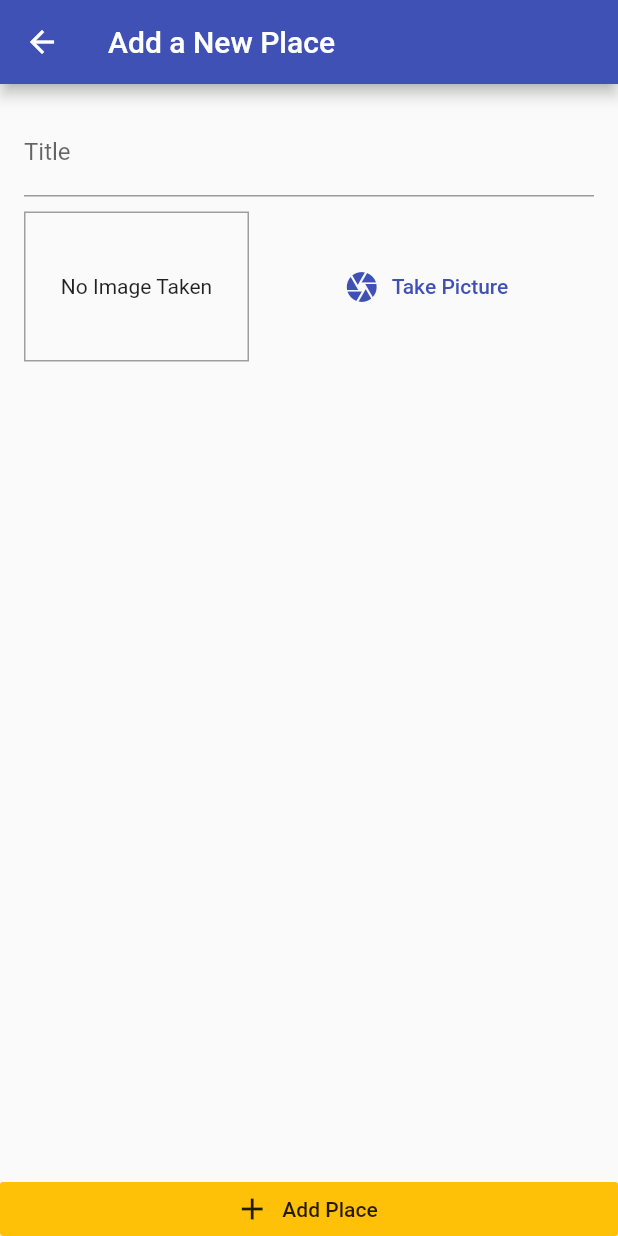
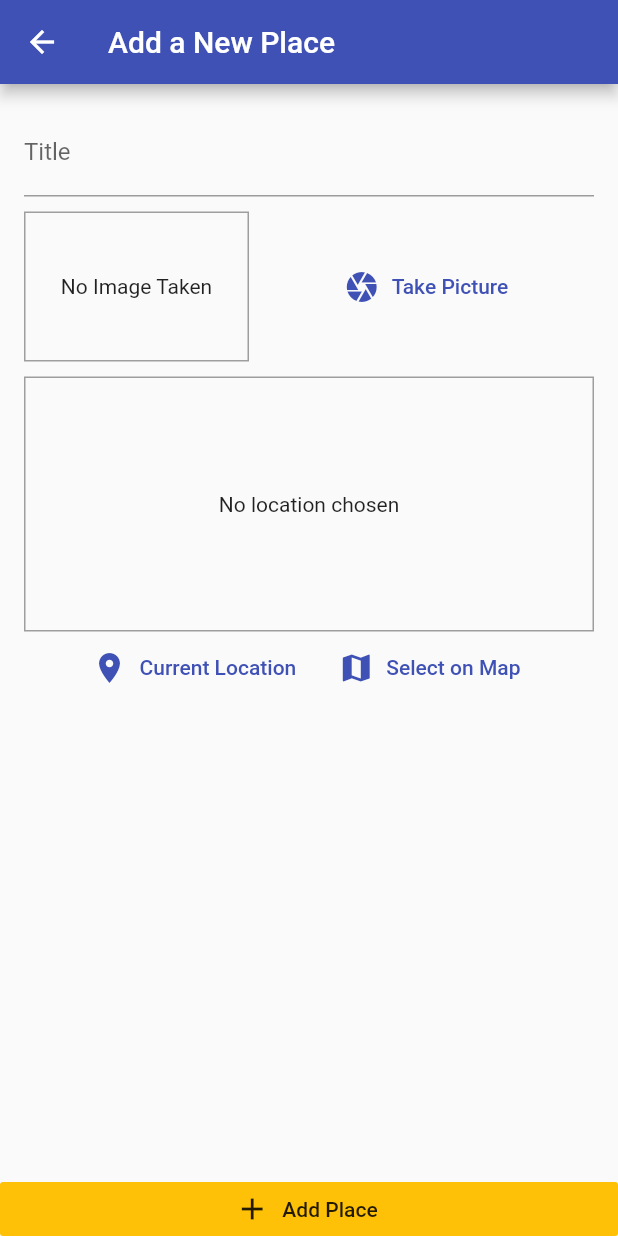
Before and after one commit to gramme01/great_places, a Flutter app: the AddPlaceScreen screen opened by its route, on a phone screen of 412 x 824 dp. Run offline on Flutter 3.47's test engine with Material 2 defaults, Android fonts, the phone set to English and light mode, and no system bars; our stand-ins replace image_picker, sqflite; accounts and stored records are empty.

Commit message:
Adds location package and loaction inout widget

```diff
--- a/lib/screens/add_place_screen.dart
+++ b/lib/screens/add_place_screen.dart
@@ -4,6 +4,7 @@ import 'package:flutter/material.dart';
 import 'package:provider/provider.dart';
 
 import '../widgets/image_input.dart';
+import '../widgets/location_input.dart';
 import '../providers/great_places.dart';
 
 class AddPlaceScreen extends StatefulWidget {
@@ -51,6 +52,8 @@ class _AddPlaceScreenState extends State<AddPlaceScreen> {
                     ),
                     SizedBox(height: 10.0),
                     ImageInput(_selectImage),
+                    SizedBox(height: 10.0),
+                    LocationInput(),
                   ],
                 ),
               ),
--- /dev/null
+++ b/lib/widgets/location_input.dart
@@ -0,0 +1,52 @@
+import 'package:flutter/material.dart';
+
+class LocationInput extends StatefulWidget {
+  @override
+  _LocationInputState createState() => _LocationInputState();
+}
+
+class _LocationInputState extends State<LocationInput> {
+  String _previewImageUrl;
+
+  @override
+  Widget build(BuildContext context) {
+    return Column(
+      children: <Widget>[
+        Container(
+          alignment: Alignment.center,
+          height: 170,
+          width: double.infinity,
+          decoration:
+              BoxDecoration(border: Border.all(width: 1.0, color: Colors.grey)),
+          child: _previewImageUrl == null
+              ? Text(
+                  'No location chosen',
+                  textAlign: TextAlign.center,
+                )
+              : Image.network(
+                  _previewImageUrl,
+                  fit: BoxFit.cover,
+                  width: double.infinity,
+                ),
+        ),
+        Row(
+          mainAxisAlignment: MainAxisAlignment.center,
+          children: <Widget>[
+            FlatButton.icon(
+              onPressed: () {},
+              icon: Icon(Icons.location_on),
+              label: Text('Current Location'),
+              textColor: Theme.of(context).primaryColor,
+            ),
+            FlatButton.icon(
+              onPressed: () {},
+              icon: Icon(Icons.map),
+              label: Text('Select on Map'),
+              textColor: Theme.of(context).primaryColor,
+            ),
+          ],
+        )
+      ],
+    );
+  }
+}
--- a/pubspec.yaml
+++ b/pubspec.yaml
@@ -24,6 +24,7 @@ dependencies:
     path_provider: ^1.6.7
     path: ^1.6.4
     sqflite: ^1.3.0
+    location: ^3.0.2
 
     # The following adds the Cupertino Icons font to your application.
     # Use with the CupertinoIcons class for iOS style icons.
```
Also changed, not shown: pubspec.lock, 1 other file.
